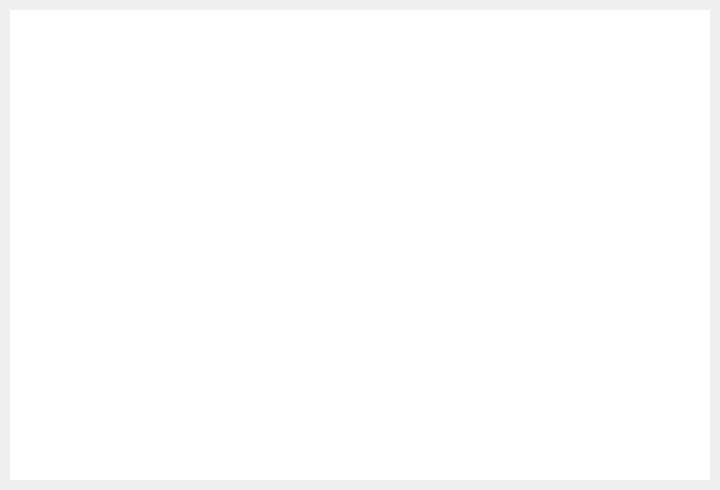
This is CalendarWnd.ui in zhinian1992/Calendar as Qt 5 draws it before an edit. The edited form follows.
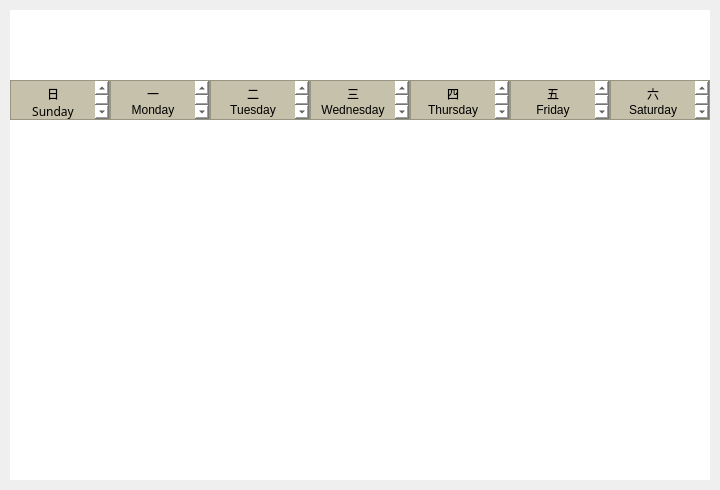
This is the edited form.

```diff
--- a/CalendarWnd.ui
+++ b/CalendarWnd.ui
@@ -25,6 +25,181 @@
    <property name="styleSheet">
     <string notr="true">background-color: rgb(255, 255, 255);</string>
    </property>
+   <widget class="QTextEdit" name="textEdit">
+    <property name="geometry">
+     <rect>
+      <x>0</x>
+      <y>70</y>
+      <width>100</width>
+      <height>40</height>
+     </rect>
+    </property>
+    <property name="font">
+     <font>
+      <family>Aharoni</family>
+      <weight>50</weight>
+      <bold>false</bold>
+     </font>
+    </property>
+    <property name="focusPolicy">
+     <enum>Qt::NoFocus</enum>
+    </property>
+    <property name="styleSheet">
+     <string notr="true">background-color: rgb(197,193,170);</string>
+    </property>
+    <property name="html">
+     <string>&lt;!DOCTYPE HTML PUBLIC &quot;-//W3C//DTD HTML 4.0//EN&quot; &quot;http://www.w3.org/TR/REC-html40/strict.dtd&quot;&gt;
+&lt;html&gt;&lt;head&gt;&lt;meta name=&quot;qrichtext&quot; content=&quot;1&quot; /&gt;&lt;style type=&quot;text/css&quot;&gt;
+p, li { white-space: pre-wrap; }
+&lt;/style&gt;&lt;/head&gt;&lt;body style=&quot; font-family:'Aharoni'; font-size:9pt; font-weight:400; font-style:normal;&quot;&gt;
+&lt;p align=&quot;center&quot; style=&quot; margin-top:0px; margin-bottom:0px; margin-left:0px; margin-right:0px; -qt-block-indent:0; text-indent:0px;&quot;&gt;&lt;span style=&quot; font-family:'SimSun';&quot;&gt;日&lt;/span&gt;&lt;/p&gt;
+&lt;p align=&quot;center&quot; style=&quot; margin-top:0px; margin-bottom:0px; margin-left:0px; margin-right:0px; -qt-block-indent:0; text-indent:0px;&quot;&gt;&lt;span style=&quot; font-family:'SimSun';&quot;&gt;Sunday&lt;/span&gt;&lt;/p&gt;&lt;/body&gt;&lt;/html&gt;</string>
+    </property>
+   </widget>
+   <widget class="QTextEdit" name="textEdit_2">
+    <property name="geometry">
+     <rect>
+      <x>100</x>
+      <y>70</y>
+      <width>100</width>
+      <height>40</height>
+     </rect>
+    </property>
+    <property name="focusPolicy">
+     <enum>Qt::NoFocus</enum>
+    </property>
+    <property name="styleSheet">
+     <string notr="true">background-color: rgb(197,193,170);</string>
+    </property>
+    <property name="html">
+     <string>&lt;!DOCTYPE HTML PUBLIC &quot;-//W3C//DTD HTML 4.0//EN&quot; &quot;http://www.w3.org/TR/REC-html40/strict.dtd&quot;&gt;
+&lt;html&gt;&lt;head&gt;&lt;meta name=&quot;qrichtext&quot; content=&quot;1&quot; /&gt;&lt;style type=&quot;text/css&quot;&gt;
+p, li { white-space: pre-wrap; }
+&lt;/style&gt;&lt;/head&gt;&lt;body style=&quot; font-family:'SimSun'; font-size:9pt; font-weight:400; font-style:normal;&quot;&gt;
+&lt;p align=&quot;center&quot; style=&quot; margin-top:0px; margin-bottom:0px; margin-left:0px; margin-right:0px; -qt-block-indent:0; text-indent:0px;&quot;&gt;一&lt;/p&gt;
+&lt;p align=&quot;center&quot; style=&quot; margin-top:0px; margin-bottom:0px; margin-left:0px; margin-right:0px; -qt-block-indent:0; text-indent:0px;&quot;&gt;Monday&lt;/p&gt;&lt;/body&gt;&lt;/html&gt;</string>
+    </property>
+   </widget>
+   <widget class="QTextEdit" name="textEdit_3">
+    <property name="geometry">
+     <rect>
+      <x>200</x>
+      <y>70</y>
+      <width>100</width>
+      <height>40</height>
+     </rect>
+    </property>
+    <property name="focusPolicy">
+     <enum>Qt::NoFocus</enum>
+    </property>
+    <property name="styleSheet">
+     <string notr="true">background-color: rgb(197,193,170);</string>
+    </property>
+    <property name="html">
+     <string>&lt;!DOCTYPE HTML PUBLIC &quot;-//W3C//DTD HTML 4.0//EN&quot; &quot;http://www.w3.org/TR/REC-html40/strict.dtd&quot;&gt;
+&lt;html&gt;&lt;head&gt;&lt;meta name=&quot;qrichtext&quot; content=&quot;1&quot; /&gt;&lt;style type=&quot;text/css&quot;&gt;
+p, li { white-space: pre-wrap; }
+&lt;/style&gt;&lt;/head&gt;&lt;body style=&quot; font-family:'SimSun'; font-size:9pt; font-weight:400; font-style:normal;&quot;&gt;
+&lt;p align=&quot;center&quot; style=&quot; margin-top:0px; margin-bottom:0px; margin-left:0px; margin-right:0px; -qt-block-indent:0; text-indent:0px;&quot;&gt;二&lt;/p&gt;
+&lt;p align=&quot;center&quot; style=&quot; margin-top:0px; margin-bottom:0px; margin-left:0px; margin-right:0px; -qt-block-indent:0; text-indent:0px;&quot;&gt;Tuesday&lt;/p&gt;&lt;/body&gt;&lt;/html&gt;</string>
+    </property>
+   </widget>
+   <widget class="QTextEdit" name="textEdit_4">
+    <property name="geometry">
+     <rect>
+      <x>300</x>
+      <y>70</y>
+      <width>100</width>
+      <height>40</height>
+     </rect>
+    </property>
+    <property name="focusPolicy">
+     <enum>Qt::NoFocus</enum>
+    </property>
+    <property name="styleSheet">
+     <string notr="true">background-color: rgb(197,193,170);</string>
+    </property>
+    <property name="html">
+     <string>&lt;!DOCTYPE HTML PUBLIC &quot;-//W3C//DTD HTML 4.0//EN&quot; &quot;http://www.w3.org/TR/REC-html40/strict.dtd&quot;&gt;
+&lt;html&gt;&lt;head&gt;&lt;meta name=&quot;qrichtext&quot; content=&quot;1&quot; /&gt;&lt;style type=&quot;text/css&quot;&gt;
+p, li { white-space: pre-wrap; }
+&lt;/style&gt;&lt;/head&gt;&lt;body style=&quot; font-family:'SimSun'; font-size:9pt; font-weight:400; font-style:normal;&quot;&gt;
+&lt;p align=&quot;center&quot; style=&quot; margin-top:0px; margin-bottom:0px; margin-left:0px; margin-right:0px; -qt-block-indent:0; text-indent:0px;&quot;&gt;三&lt;/p&gt;
+&lt;p align=&quot;center&quot; style=&quot; margin-top:0px; margin-bottom:0px; margin-left:0px; margin-right:0px; -qt-block-indent:0; text-indent:0px;&quot;&gt;Wednesday&lt;/p&gt;&lt;/body&gt;&lt;/html&gt;</string>
+    </property>
+   </widget>
+   <widget class="QTextEdit" name="textEdit_5">
+    <property name="geometry">
+     <rect>
+      <x>400</x>
+      <y>70</y>
+      <width>100</width>
+      <height>40</height>
+     </rect>
+    </property>
+    <property name="focusPolicy">
+     <enum>Qt::NoFocus</enum>
+    </property>
+    <property name="styleSheet">
+     <string notr="true">background-color: rgb(197,193,170);</string>
+    </property>
+    <property name="html">
+     <string>&lt;!DOCTYPE HTML PUBLIC &quot;-//W3C//DTD HTML 4.0//EN&quot; &quot;http://www.w3.org/TR/REC-html40/strict.dtd&quot;&gt;
+&lt;html&gt;&lt;head&gt;&lt;meta name=&quot;qrichtext&quot; content=&quot;1&quot; /&gt;&lt;style type=&quot;text/css&quot;&gt;
+p, li { white-space: pre-wrap; }
+&lt;/style&gt;&lt;/head&gt;&lt;body style=&quot; font-family:'SimSun'; font-size:9pt; font-weight:400; font-style:normal;&quot;&gt;
+&lt;p align=&quot;center&quot; style=&quot; margin-top:0px; margin-bottom:0px; margin-left:0px; margin-right:0px; -qt-block-indent:0; text-indent:0px;&quot;&gt;四&lt;/p&gt;
+&lt;p align=&quot;center&quot; style=&quot; margin-top:0px; margin-bottom:0px; margin-left:0px; margin-right:0px; -qt-block-indent:0; text-indent:0px;&quot;&gt;Thursday&lt;/p&gt;&lt;/body&gt;&lt;/html&gt;</string>
+    </property>
+   </widget>
+   <widget class="QTextEdit" name="textEdit_6">
+    <property name="geometry">
+     <rect>
+      <x>500</x>
+      <y>70</y>
+      <width>100</width>
+      <height>40</height>
+     </rect>
+    </property>
+    <property name="focusPolicy">
+     <enum>Qt::NoFocus</enum>
+    </property>
+    <property name="styleSheet">
+     <string notr="true">background-color: rgb(197,193,170);</string>
+    </property>
+    <property name="html">
+     <string>&lt;!DOCTYPE HTML PUBLIC &quot;-//W3C//DTD HTML 4.0//EN&quot; &quot;http://www.w3.org/TR/REC-html40/strict.dtd&quot;&gt;
+&lt;html&gt;&lt;head&gt;&lt;meta name=&quot;qrichtext&quot; content=&quot;1&quot; /&gt;&lt;style type=&quot;text/css&quot;&gt;
+p, li { white-space: pre-wrap; }
+&lt;/style&gt;&lt;/head&gt;&lt;body style=&quot; font-family:'SimSun'; font-size:9pt; font-weight:400; font-style:normal;&quot;&gt;
+&lt;p align=&quot;center&quot; style=&quot; margin-top:0px; margin-bottom:0px; margin-left:0px; margin-right:0px; -qt-block-indent:0; text-indent:0px;&quot;&gt;五&lt;/p&gt;
+&lt;p align=&quot;center&quot; style=&quot; margin-top:0px; margin-bottom:0px; margin-left:0px; margin-right:0px; -qt-block-indent:0; text-indent:0px;&quot;&gt;Friday&lt;/p&gt;&lt;/body&gt;&lt;/html&gt;</string>
+    </property>
+   </widget>
+   <widget class="QTextEdit" name="textEdit_7">
+    <property name="geometry">
+     <rect>
+      <x>600</x>
+      <y>70</y>
+      <width>100</width>
+      <height>40</height>
+     </rect>
+    </property>
+    <property name="focusPolicy">
+     <enum>Qt::NoFocus</enum>
+    </property>
+    <property name="styleSheet">
+     <string notr="true">background-color: rgb(197,193,170);</string>
+    </property>
+    <property name="html">
+     <string>&lt;!DOCTYPE HTML PUBLIC &quot;-//W3C//DTD HTML 4.0//EN&quot; &quot;http://www.w3.org/TR/REC-html40/strict.dtd&quot;&gt;
+&lt;html&gt;&lt;head&gt;&lt;meta name=&quot;qrichtext&quot; content=&quot;1&quot; /&gt;&lt;style type=&quot;text/css&quot;&gt;
+p, li { white-space: pre-wrap; }
+&lt;/style&gt;&lt;/head&gt;&lt;body style=&quot; font-family:'SimSun'; font-size:9pt; font-weight:400; font-style:normal;&quot;&gt;
+&lt;p align=&quot;center&quot; style=&quot; margin-top:0px; margin-bottom:0px; margin-left:0px; margin-right:0px; -qt-block-indent:0; text-indent:0px;&quot;&gt;六&lt;/p&gt;
+&lt;p align=&quot;center&quot; style=&quot; margin-top:0px; margin-bottom:0px; margin-left:0px; margin-right:0px; -qt-block-indent:0; text-indent:0px;&quot;&gt;Saturday&lt;/p&gt;&lt;/body&gt;&lt;/html&gt;</string>
+    </property>
+   </widget>
   </widget>
  </widget>
  <layoutdefault spacing="6" margin="11"/>
```
